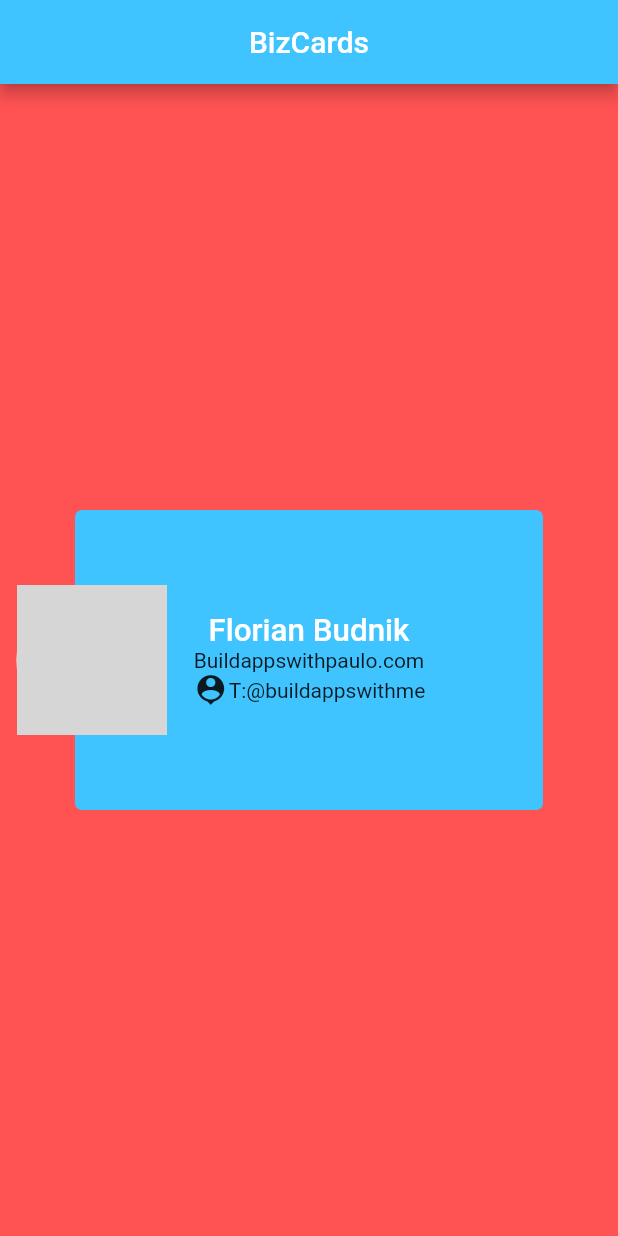
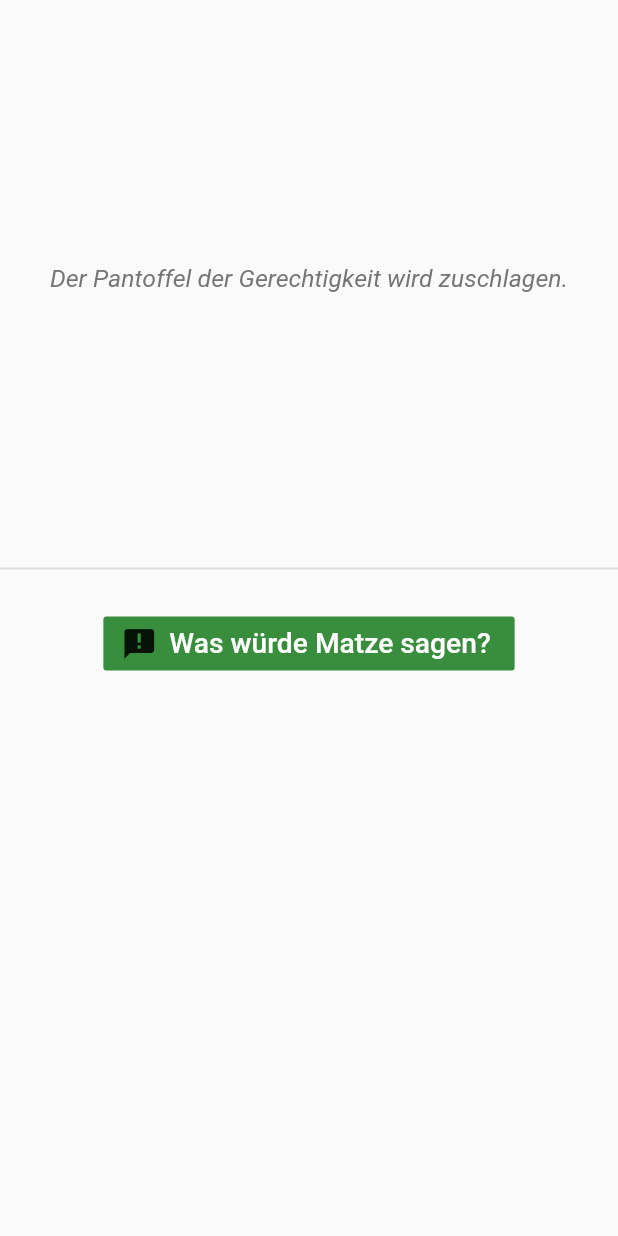
Before and after one commit to FlorianBud/first_flutter_app, a Flutter app: the screen it shows after launch, on a phone screen of 412 x 824 dp. Run offline on Flutter 3.47's test engine with Material 2 defaults, Android fonts, the phone set to English and light mode, and no system bars; grey boxes are pictures that could not be loaded.

Commit message:
+ Matze Thoughts + Zwei Apps

```diff
--- a/lib/main.dart
+++ b/lib/main.dart
@@ -5,5 +5,5 @@ import 'package:flutter/material.dart';
 //void main() => runApp(ScaffoldExample());
 
 void main() => runApp(new MaterialApp(
-      home: BizCard(),
+      home: Wisdom(),
     ));
--- a/lib/ui/home.dart
+++ b/lib/ui/home.dart
@@ -1,4 +1,86 @@
 import 'package:flutter/material.dart';
+
+class Wisdom extends StatefulWidget {
+  @override
+  _WisdomState createState() => _WisdomState();
+}
+
+class _WisdomState extends State<Wisdom> {
+  int _index = 0;
+
+  List quotes = [
+    "Der Pantoffel der Gerechtigkeit wird zuschlagen.",
+    "Ein Gentleman schweigt und genießt, aber ich hab.... ",
+    "Hahahahahahahahahah",
+    "Schenkelklopfer",
+    "Was ich dazu mal sagen wollte (fängt dann aber mit einem anderen Thema an)",
+    "Damals, bei der Bundeswehr...",
+    "Frauen können ja eh nichts durchziehen",
+    "Auf Jedi!",
+    "...",
+    ""
+  ];
+
+  @override
+  Widget build(BuildContext context) {
+    return Scaffold(
+      body: Container(
+        child: Column(
+          mainAxisAlignment: MainAxisAlignment.center,
+          children: <Widget>[
+            Expanded(
+              child: Center(
+                child: Container(
+                    width: 350,
+                    height: 200,
+                    margin: EdgeInsets.all(30.0),
+                    decoration: BoxDecoration(
+                      color: Colors.transparent,
+                      borderRadius: BorderRadius.circular(14.5),
+                    ),
+                    child: Center(
+                        child: Text(
+                      quotes[_index % quotes.length],
+                      style: TextStyle(
+                        color: Colors.grey.shade600,
+                        fontStyle: FontStyle.italic,
+                        fontSize: 16.5,
+                      ),
+                    ))),
+              ),
+            ),
+            Divider(
+              thickness: 1.3,
+            ),
+            Padding(
+              padding: const EdgeInsets.only(top: 18.0),
+              child: FlatButton.icon(
+                onPressed: _showQuote,
+                color: Colors.green.shade700,
+                icon: Icon(Icons.announcement),
+                label: Text(
+                  "Was würde Matze sagen?",
+                  style: TextStyle(
+                    fontSize: 18.8,
+                    color: Colors.white,
+                  ),
+                ),
+              ),
+            ),
+            Spacer()
+          ],
+        ),
+      ),
+    );
+  }
+
+  void _showQuote() {
+// increment our index/ Counter by 1
+    setState(() {
+      _index += 1;
+    });
+  }
+}
 
 class BizCard extends StatelessWidget {
   @override
@@ -87,22 +169,22 @@ class ScaffoldExample extends StatelessWidget {
               icon: Icon(Icons.battery_charging_full), onPressed: _tapButton)
         ],
       ),
-
       floatingActionButton: FloatingActionButton(
         backgroundColor: Colors.lightGreen,
         child: Icon(Icons.featured_play_list),
         onPressed: () => debugPrint("Hello"),
       ),
-
-      bottomNavigationBar: BottomNavigationBar(items: [
+      bottomNavigationBar: BottomNavigationBar(
+        items: [
           BottomNavigationBarItem(
               icon: Icon(Icons.access_time), title: Text("First")),
           BottomNavigationBarItem(
               icon: Icon(Icons.ac_unit), title: Text("Second")),
           BottomNavigationBarItem(
               icon: Icon(Icons.accessibility), title: Text("Third"))
-
-      ], onTap: (int index) => debugPrint("Tapped item: $index"),),
+        ],
+        onTap: (int index) => debugPrint("Tapped item: $index"),
+      ),
       backgroundColor: Colors.indigo.shade600,
       body: Container(
           alignment: Alignment.center,
```
Lines whose indentation alone changed are shown as unchanged.
